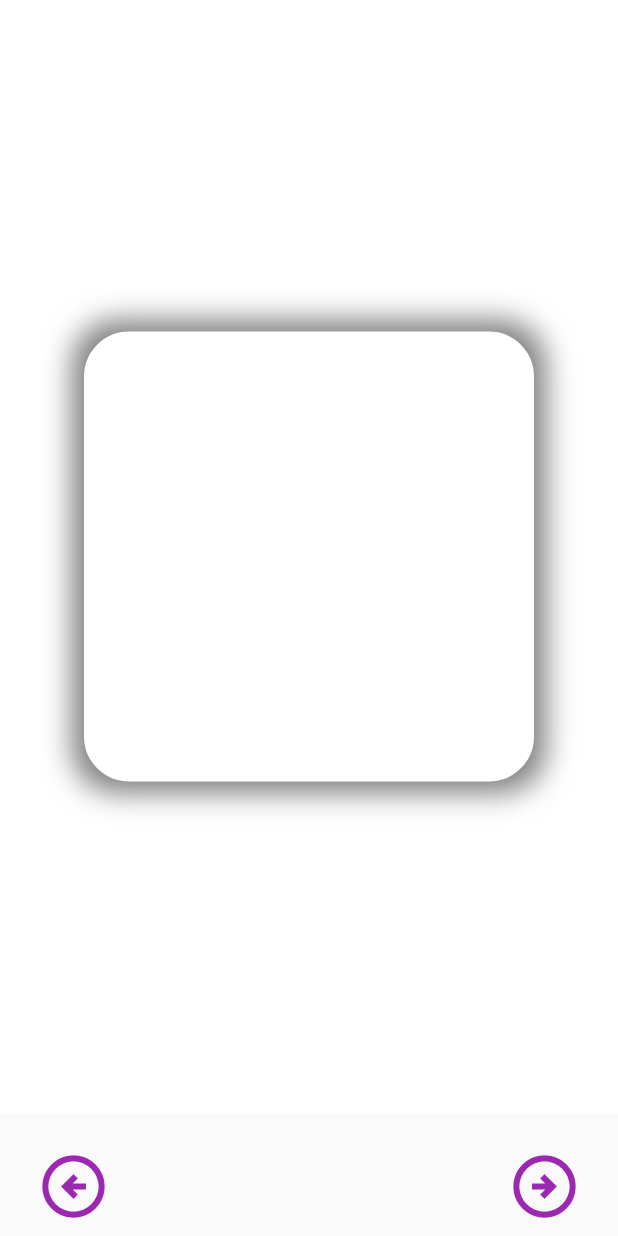
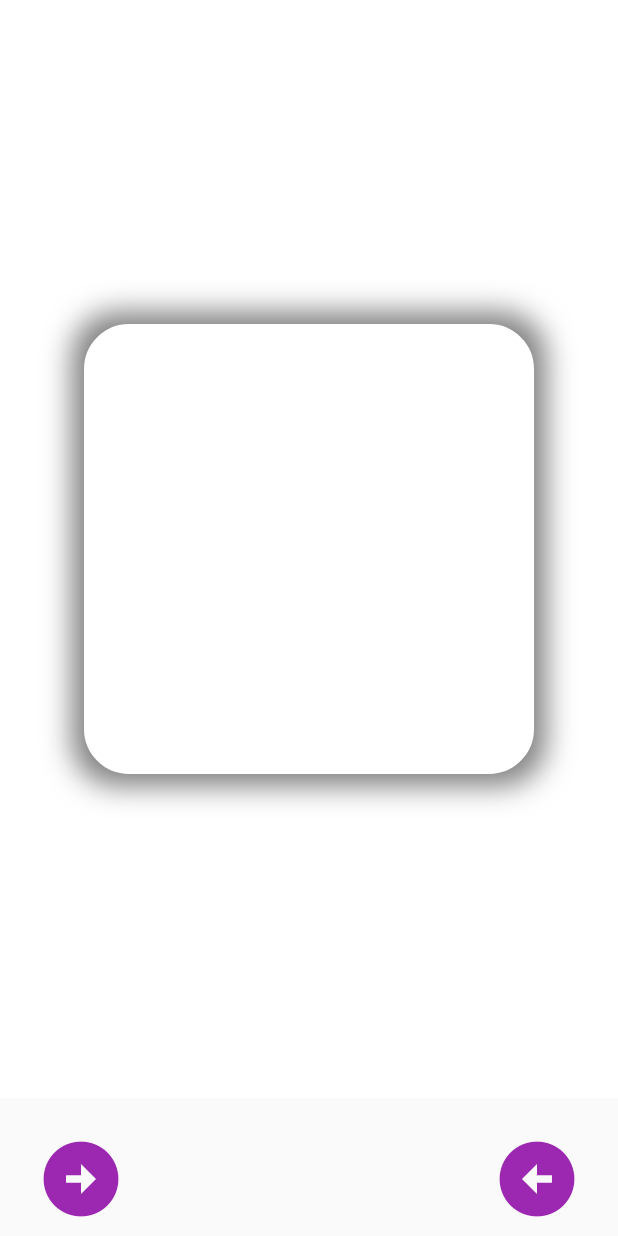
Before and after one commit to PNikita11/mx, a Flutter app: the screen it shows after launch, on a phone screen of 412 x 824 dp. Run offline on Flutter 3.47's test engine with Material 2 defaults, Android fonts, the phone set to English and light mode, and no system bars; our stand-ins replace google_fonts, loading_animation_widget; missing offline and left inert: meditation_app.

Commit message:
sixth commit

```diff
--- a/lib/main.dart
+++ b/lib/main.dart
@@ -24,3 +24,4 @@ class MyApp extends StatelessWidget {
     );
   }
 }
++
--- a/lib/pages/register.dart
+++ b/lib/pages/register.dart
@@ -23,7 +23,7 @@ class RegisterPage extends StatefulWidget {
 }
 
 class _RegisterPageState extends State<RegisterPage> {
-  List<int> data = [1, 2, 3, 4, 5, 6, 7, 8, 9, 10];
+  List<int> data = [1, 2, 3, 4, 5, 6, 7, 8, 9, 10, 11, 12];
   int currentIndex = 0;
 
   Widget _buildItemList(BuildContext context, int index) {
@@ -95,6 +95,7 @@ class _RegisterPageState extends State<RegisterPage> {
               child: Align(
                 alignment: Alignment.center,
                 child: PageView.builder(
+                  physics: NeverScrollableScrollPhysics(),
                   onPageChanged: (index) {
                     setState(() {
                       currentIndex = index;
@@ -104,6 +105,9 @@ class _RegisterPageState extends State<RegisterPage> {
                   itemBuilder: (context, index) {
                     return _buildItemList(context, index);
                   },
+                  controller: PageController(
+                    initialPage: currentIndex,
+                  ),
                 ),
               ),
             ),
@@ -114,9 +118,9 @@ class _RegisterPageState extends State<RegisterPage> {
               mainAxisAlignment: MainAxisAlignment.spaceBetween,
               children: [
                 IconButton(
-                  icon: Icon(Icons.arrow_circle_left_outlined),
+                  icon: Icon(Icons.arrow_circle_right),
                   color: Colors.purple,
-                  iconSize: 50,
+                  iconSize: 60,
                   onPressed: () {
                     setState(() {
                       currentIndex = currentIndex > 0 ? currentIndex - 1 : 0;
@@ -124,9 +128,9 @@ class _RegisterPageState extends State<RegisterPage> {
                   },
                 ),
                 IconButton(
-                  icon: Icon(Icons.arrow_circle_right_outlined),
+                  icon: Icon(Icons.arrow_circle_left),
                   color: Colors.purple,
-                  iconSize: 50,
+                  iconSize: 60,
                   onPressed: () {
                     setState(() {
                       currentIndex = currentIndex < data.length - 1
--- a/pubspec.yaml
+++ b/pubspec.yaml
@@ -39,7 +39,7 @@ dependencies:
   google_fonts: ^5.1.0
   animations: ^2.0.7
   loading_animation_widget: ^1.2.0+4
-  flutter_svg: ^0.17.4
+  flutter_svg:
   scroll_snap_list: ^0.9.1
 
 
```
Also changed, not shown: pubspec.lock.
